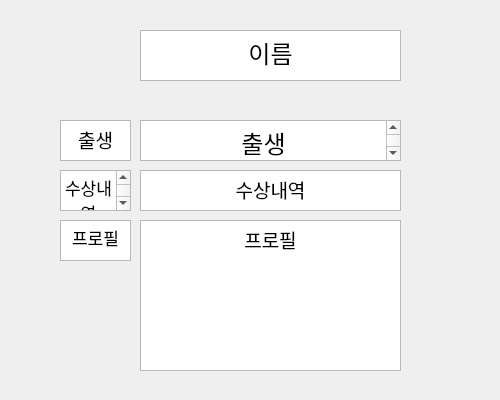
This is database_src/v1/window/director_info.ui in DDongYul/Database-FinalProject as Qt 5 draws it before an edit. The edited form follows.
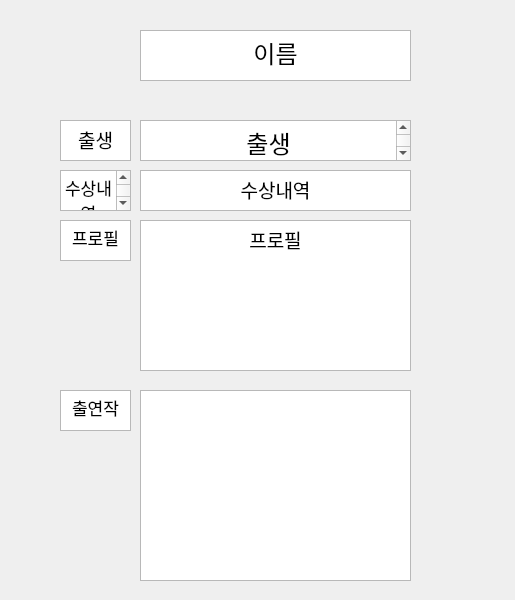
This is the edited form.

Commit message: 감독화면 구현

Diff of the .ui file:
```diff
--- a/database_src/v1/window/director_info.ui
+++ b/database_src/v1/window/director_info.ui
@@ -6,8 +6,8 @@
    <rect>
     <x>0</x>
     <y>0</y>
-    <width>500</width>
-    <height>400</height>
+    <width>515</width>
+    <height>600</height>
    </rect>
   </property>
   <property name="windowTitle">
@@ -18,7 +18,7 @@
     <rect>
      <x>140</x>
      <y>30</y>
-     <width>261</width>
+     <width>271</width>
      <height>51</height>
     </rect>
    </property>
@@ -38,7 +38,7 @@
     <rect>
      <x>140</x>
      <y>120</y>
-     <width>261</width>
+     <width>271</width>
      <height>41</height>
     </rect>
    </property>
@@ -58,7 +58,7 @@
     <rect>
      <x>140</x>
      <y>170</y>
-     <width>261</width>
+     <width>271</width>
      <height>41</height>
     </rect>
    </property>
@@ -78,7 +78,7 @@
     <rect>
      <x>140</x>
      <y>220</y>
-     <width>261</width>
+     <width>271</width>
      <height>151</height>
     </rect>
    </property>
@@ -153,6 +153,33 @@
 &lt;p align=&quot;center&quot; style=&quot; margin-top:0px; margin-bottom:0px; margin-left:0px; margin-right:0px; -qt-block-indent:0; text-indent:0px;&quot;&gt;프로필&lt;/p&gt;&lt;/body&gt;&lt;/html&gt;</string>
    </property>
   </widget>
+  <widget class="QListWidget" name="listWidget_movieList">
+   <property name="geometry">
+    <rect>
+     <x>140</x>
+     <y>390</y>
+     <width>271</width>
+     <height>191</height>
+    </rect>
+   </property>
+  </widget>
+  <widget class="QTextEdit" name="textEdit_4">
+   <property name="geometry">
+    <rect>
+     <x>60</x>
+     <y>390</y>
+     <width>71</width>
+     <height>41</height>
+    </rect>
+   </property>
+   <property name="html">
+    <string>&lt;!DOCTYPE HTML PUBLIC &quot;-//W3C//DTD HTML 4.0//EN&quot; &quot;http://www.w3.org/TR/REC-html40/strict.dtd&quot;&gt;
+&lt;html&gt;&lt;head&gt;&lt;meta name=&quot;qrichtext&quot; content=&quot;1&quot; /&gt;&lt;style type=&quot;text/css&quot;&gt;
+p, li { white-space: pre-wrap; }
+&lt;/style&gt;&lt;/head&gt;&lt;body style=&quot; font-family:'.AppleSystemUIFont'; font-size:13pt; font-weight:400; font-style:normal;&quot;&gt;
+&lt;p align=&quot;center&quot; style=&quot; margin-top:0px; margin-bottom:0px; margin-left:0px; margin-right:0px; -qt-block-indent:0; text-indent:0px;&quot;&gt;출연작&lt;/p&gt;&lt;/body&gt;&lt;/html&gt;</string>
+   </property>
+  </widget>
  </widget>
  <resources/>
  <connections/>
```
The commit also changes 3 other files.
